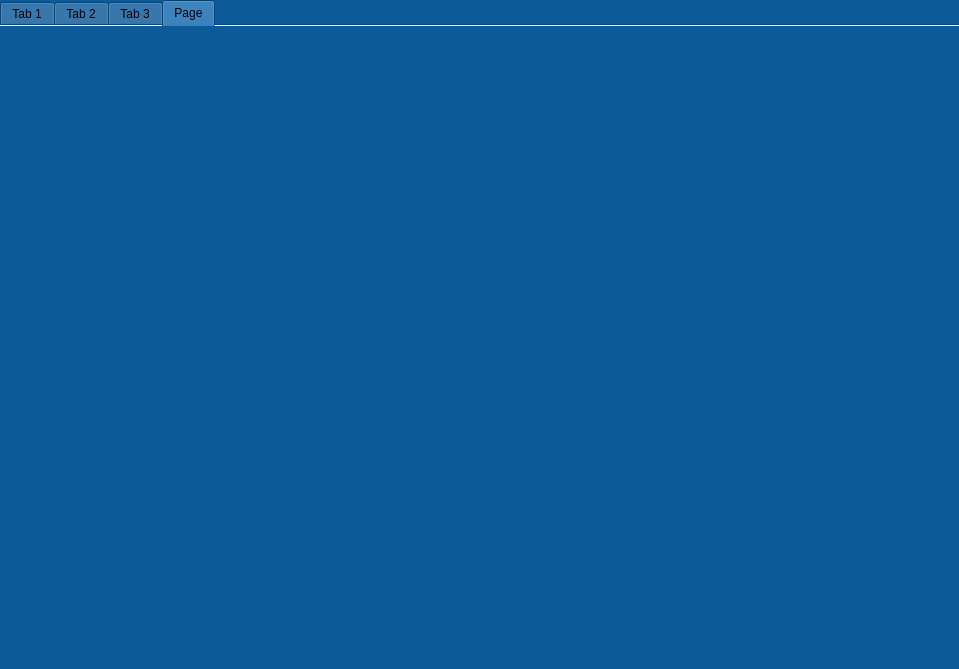
This is ui_main.ui in AIRLab-Sharif/BioArma as Qt 5 draws it before an edit. The edited form follows.
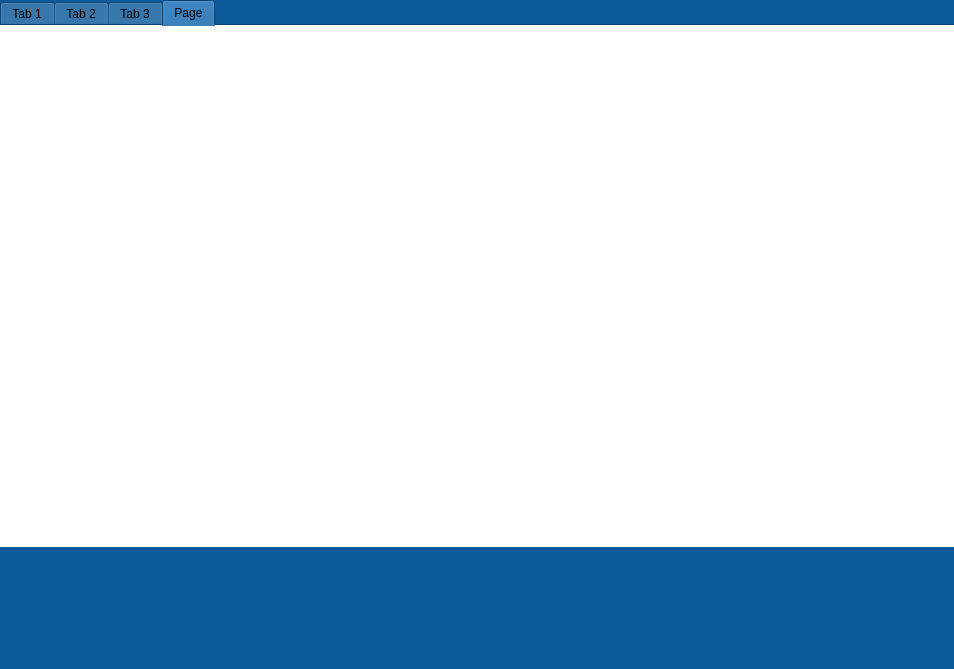
This is the edited form. Icons and pictures are not drawn.

```diff
--- a/ui_main.ui
+++ b/ui_main.ui
@@ -6,7 +6,7 @@
    <rect>
     <x>0</x>
     <y>0</y>
-    <width>959</width>
+    <width>954</width>
     <height>669</height>
    </rect>
   </property>
@@ -4562,11 +4562,20 @@
       <property name="geometry">
        <rect>
         <x>0</x>
-        <y>-30</y>
-        <width>971</width>
-        <height>651</height>
+        <y>0</y>
+        <width>961</width>
+        <height>521</height>
        </rect>
       </property>
+      <property name="styleSheet">
+       <string notr="true">QWidget
+{
+    background-color: white;
+}
+
+
+</string>
+      </property>
      </widget>
     </widget>
    </widget>
```
